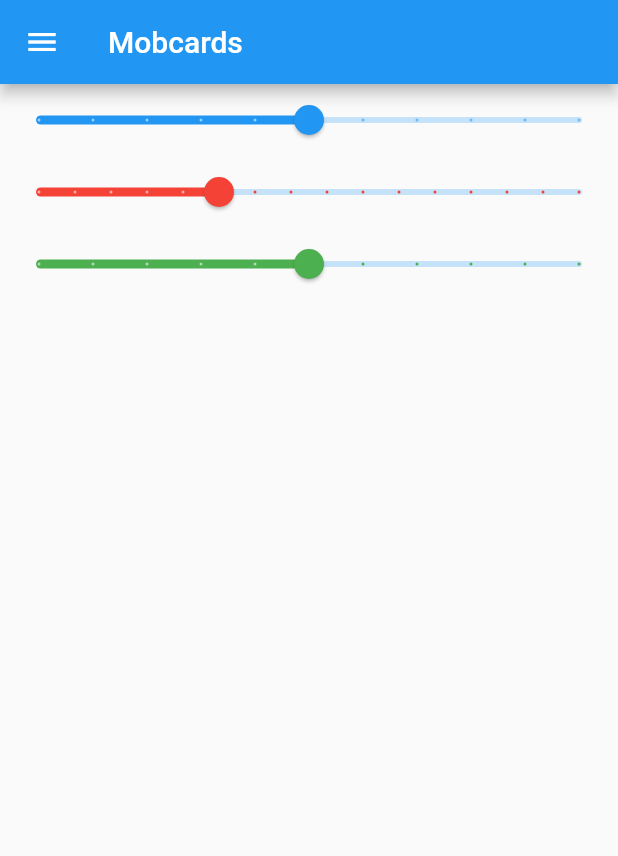
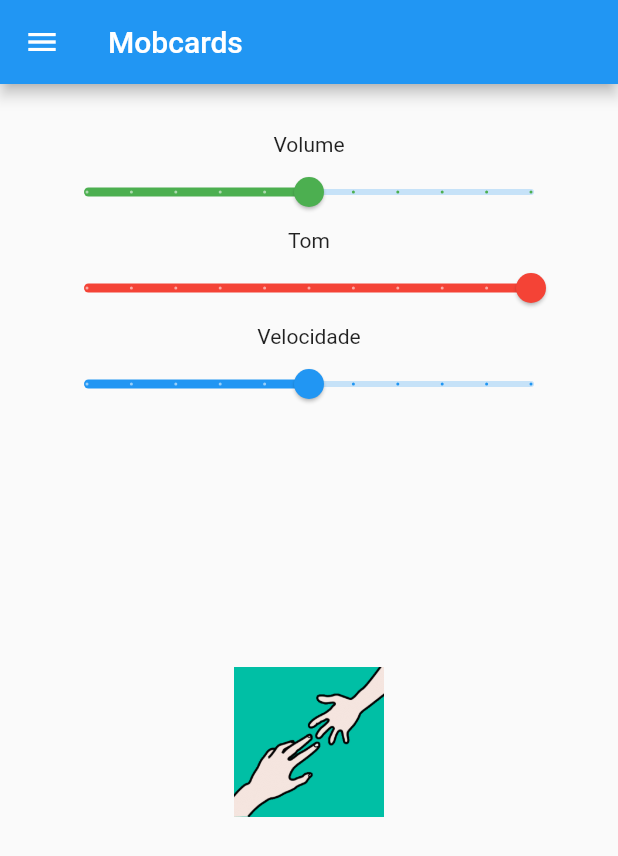
Before and after one commit to mobfeel/mobboards, a Flutter app: the VolumePage screen opened directly, on a phone screen of 412 x 824 dp. Shown: the top 856 px of the screen. Run offline on Flutter 3.47's test engine with Material 2 defaults, Android fonts, the phone set to English and light mode, and no system bars; our stand-ins replace device_preview, flutter_tts, package_info, responsive_builder.

Commit message:
-Added utils.dart and component.dart, so exports are made from there(less lines on imports on other pages) -Removed unused imports -Added static variables on TextToSpeech class, so its possible to mantain changes on pitch/volume/rate  -Added VolumePage, so the user can change pitch/rate/volume of the app speech.

```diff
--- /dev/null
+++ b/lib/component/component.dart
@@ -0,0 +1,4 @@
+export 'drawer.dart';
+export 'pitch_slider.dart';
+export 'volume_slider.dart';
+export 'rate_slider.dart';
--- a/lib/component/drawer.dart
+++ b/lib/component/drawer.dart
@@ -2,9 +2,7 @@ import 'dart:io';
 
 import 'package:flutter/material.dart';
 import 'package:mobcards/app/app_routes.dart';
-import 'package:mobcards/views/custom_colors.dart';
-
-import '../constant.dart';
+import 'package:mobcards/views/views.dart';
 
 class DrawerComponent extends StatelessWidget {
   @override
--- a/lib/main.dart
+++ b/lib/main.dart
@@ -1,7 +1,6 @@
 import 'package:device_preview/device_preview.dart';
 import 'package:flutter/foundation.dart';
 import 'package:flutter/material.dart';
-import 'package:mobcards/views/home/home.dart';
 
 import 'views/views.dart';
 
--- a/lib/utils/text_to_speech.dart
+++ b/lib/utils/text_to_speech.dart
@@ -1,16 +1,22 @@
+import 'dart:async';
+
 import 'package:flutter_tts/flutter_tts.dart';
 
 enum TtsState { playing, stopped, paused, continued }
 
 class TextToSpeech {
-  double volume = 0.5;
-  double pitch = 1;
-  double rate = 0.5;
+  static double volume = 0.5;
+  static double pitch = 1;
+  static double rate = 0.5;
 
   FlutterTts flutterTts = FlutterTts();
   String speechMessage;
 
   Future speak() async {
+    await flutterTts.setVolume(volume);
+    await flutterTts.setSpeechRate(rate);
+    await flutterTts.setPitch(pitch);
+
     await flutterTts.speak('$speechMessage');
   }
 
--- a/lib/views/about/about_page_mobile.dart
+++ b/lib/views/about/about_page_mobile.dart
@@ -1,6 +1,5 @@
 import 'package:flutter/material.dart';
-import 'package:mobcards/utils/version.dart';
-import '../custom_colors.dart';
+import 'package:mobcards/utils/utils.dart';
 import '../views.dart';
 
 ///criado a stateless About para a navegação por routes
--- a/lib/views/home/home.dart
+++ b/lib/views/home/home.dart
@@ -1,8 +1,7 @@
 import 'package:device_preview/device_preview.dart';
 import 'package:flutter/material.dart';
 import '../../app/app.dart';
-import '../../constant.dart';
-import '../custom_colors.dart';
+import 'package:mobcards/views/views.dart';
 import 'home_page.dart';
 
 ///criado a stateless Home para a navegação entre telas
--- a/lib/views/home/home_page.dart
+++ b/lib/views/home/home_page.dart
@@ -1,9 +1,7 @@
 import 'package:flutter/material.dart';
+import 'package:mobcards/component/component.dart';
 import '../../app/app_routes.dart';
-import '../../component/drawer.dart';
-import '../custom_colors.dart';
 import '../views.dart';
-import '../custom_colors.dart';
 
 class HomePage extends StatefulWidget {
   final String title;
--- a/lib/views/ilustration/ilustration.dart
+++ b/lib/views/ilustration/ilustration.dart
@@ -1,6 +1,5 @@
 import 'package:flutter/material.dart';
 import '../../app/app.dart';
-import '../custom_colors.dart';
 import '../views.dart';
 
 ///criado a stateless Home para a navegação entre telas
--- a/lib/views/pain/pain.dart
+++ b/lib/views/pain/pain.dart
@@ -1,5 +1,5 @@
 import 'package:flutter/material.dart';
-import 'package:mobcards/views/pain/pain_page.dart';
+import 'package:mobcards/views/views.dart';
 import '../../app/app.dart';
 import '../../constant.dart';
 
--- a/lib/views/spell/spell.dart
+++ b/lib/views/spell/spell.dart
@@ -1,6 +1,5 @@
 import 'package:flutter/material.dart';
 import '../../app/app.dart';
-import '../custom_colors.dart';
 import '../views.dart';
 
 ///criado a stateless Spell para a navegação por routes
--- a/lib/views/volume/volume_page.dart
+++ b/lib/views/volume/volume_page.dart
@@ -1,7 +1,9 @@
 import 'package:flutter/material.dart';
+import 'package:mobcards/constant.dart';
+
 import 'package:mobcards/utils/text_to_speech.dart';
 
-import '../../component/drawer.dart';
+import 'package:mobcards/component/component.dart';
 
 class VolumePage extends StatefulWidget {
   final String title;
@@ -13,44 +15,74 @@ class VolumePage extends StatefulWidget {
 class _VolumePageState extends State<VolumePage> {
   TextToSpeech textToSpeech = new TextToSpeech();
 
-  _volumeSlider() {
+  _volumeSliderRow() {
     return Slider(
-      value: textToSpeech.volume,
+      onChanged: (newVolume) {
+        setState(
+          () {
+            TextToSpeech.volume = newVolume;
+          },
+        );
+      },
+      value: TextToSpeech.volume,
       min: 0.0,
       max: 1.0,
       divisions: 10,
-      label: 'Volume: ${textToSpeech.volume}',
-      onChanged: (newVolume) {
-        setState(() => textToSpeech.volume = newVolume);
-      },
+      activeColor: Colors.green,
     );
   }
 
-  _pitchSlider() {
+  _pitchSliderRow() {
     return Slider(
-      value: textToSpeech.pitch,
-      min: 0.5,
-      max: 2.0,
-      divisions: 15,
-      label: 'Pitch: ${textToSpeech.pitch}',
+      value: TextToSpeech.pitch,
+      min: 0,
+      max: 1.0,
+      divisions: 10,
+      label: 'Pitch: ${TextToSpeech.pitch}',
       onChanged: (newPitch) {
-        setState(() => textToSpeech.pitch = newPitch);
+        setState(() {
+          TextToSpeech.pitch = newPitch;
+        });
       },
       activeColor: Colors.red,
     );
   }
 
-  _rateSlider() {
+  _rateSliderRow() {
     return Slider(
-        value: textToSpeech.rate,
+      value: TextToSpeech.rate,
+      onChanged: (newRate) {
+        setState(() {
+          TextToSpeech.rate = newRate;
+        });
+      },
       min: 0.0,
       max: 1.0,
       divisions: 10,
-        label: 'Velocidade: ${textToSpeech.rate}',
-        onChanged: (newRate) {
-          setState(() => textToSpeech.rate = newRate);
+      label: "Rate: ${TextToSpeech.rate}",
+      activeColor: Colors.blue,
+    );
+  }
+
+  _testConfigRow() {
+    return TextButton(
+      style: ButtonStyle(
+        padding: MaterialStateProperty.all<EdgeInsetsGeometry>(EdgeInsets.zero),
+      ),
+      child: Image.asset(
+        Constant.LOGO_APP,
+        height: 100,
+        width: 100,
+      ),
+      onPressed: () {
+        setState(
+          () {
+            textToSpeech.speechMessage = 'Teste';
+            textToSpeech.speak();
           },
-        activeColor: Colors.green);
+        );
+      },
+    );
   }
 
   @override
@@ -61,12 +93,22 @@ class _VolumePageState extends State<VolumePage> {
       ),
       drawer: DrawerComponent(),
       body: SingleChildScrollView(
+        child: Padding(
+          padding: EdgeInsets.all(32),
           child: Column(
             children: [
-            _volumeSlider(),
-            _pitchSlider(),
-            _rateSlider(),
+              Text('Volume'),
+              _volumeSliderRow(),
+              Text('Tom'),
+              _pitchSliderRow(),
+              Text('Velocidade'),
+              _rateSliderRow(),
+              SizedBox(
+                height: MediaQuery.of(context).size.height * 0.2,
+              ),
+              _testConfigRow()
             ],
+          ),
         ),
       ),
     );
```
Also changed, not shown: lib/component/pitch_slider.dart (+19 -18 lines), lib/component/rate_slider.dart (+19 -18 lines), lib/component/volume_slider.dart (+28 -0 lines), lib/utils/utils.dart (added, +7 -0 lines), lib/views/ilustration/ilustration_page.dart (+7 -7 lines), lib/views/pain/pain_page.dart (+2 -5 lines), lib/views/spell/spell_page.dart (+13 -9 lines), lib/views/views.dart (+15 -0 lines). Lines whose indentation alone changed are shown as unchanged.
